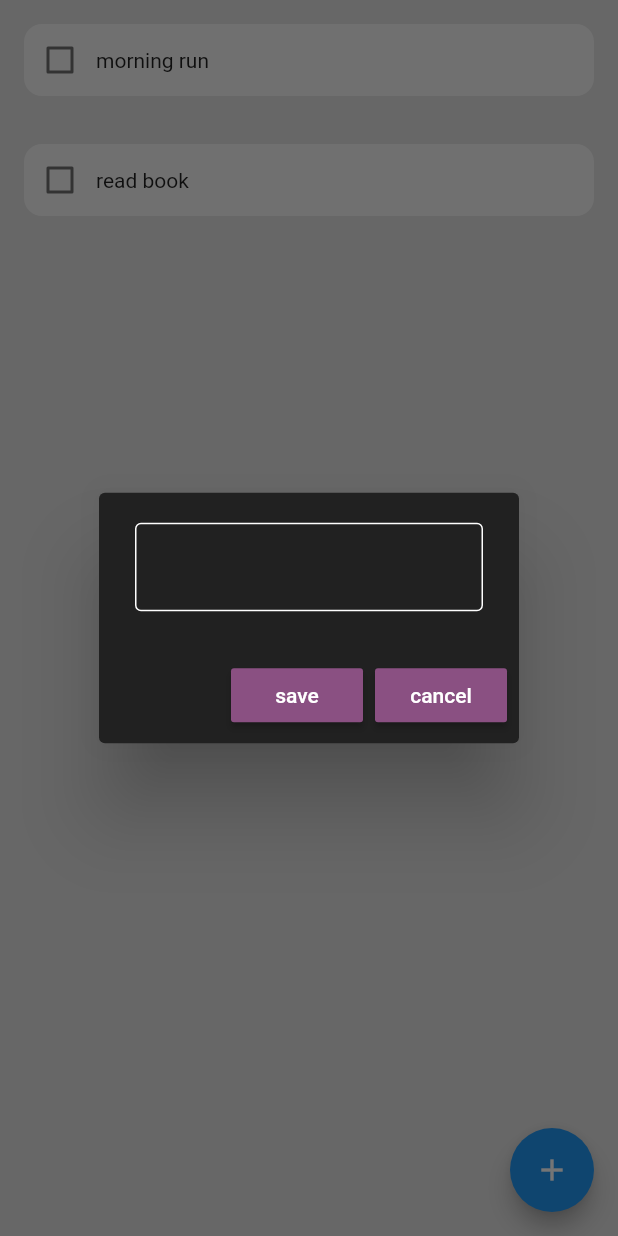
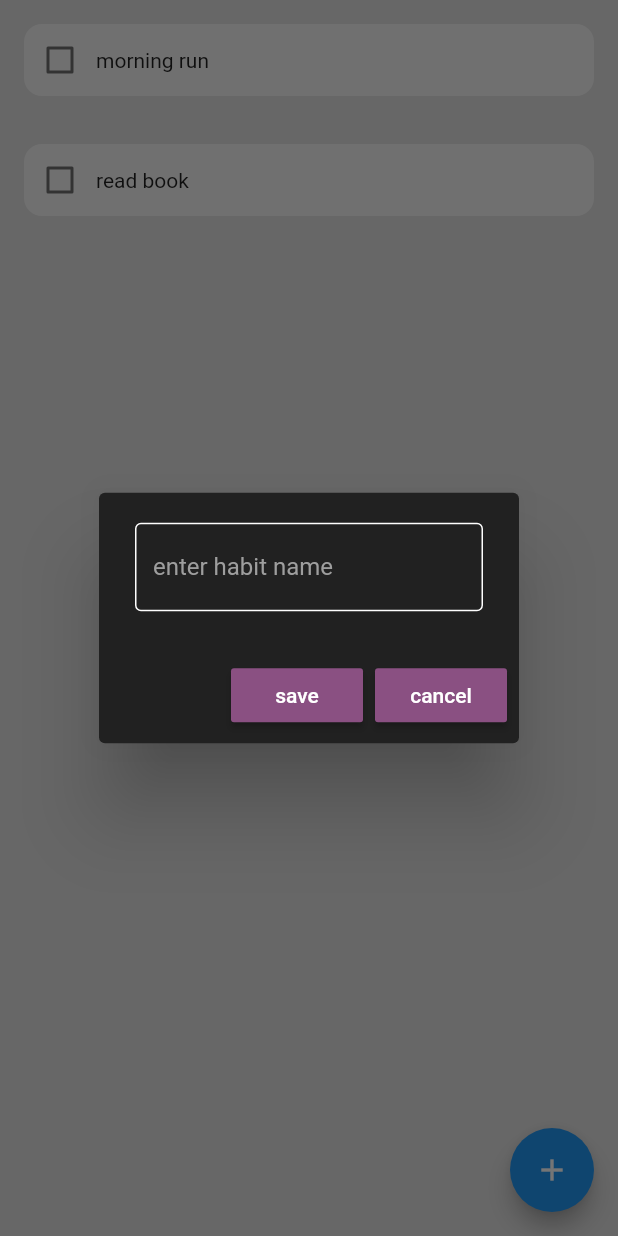
Before and after one commit to begumzengin/flutter-habit-tracker, a Flutter app: the screen it shows after launch, after a tap on the "add" icon, on a phone screen of 412 x 824 dp. Run offline on Flutter 3.47's test engine with Material 2 defaults, Android fonts, the phone set to English and light mode, and no system bars; drawn by our look-alikes of flutter_slidable.

Commit message:
17:15 ui done

```diff
--- a/flutter_habit_tracker/lib/components/my_alert_box.dart
+++ b/flutter_habit_tracker/lib/components/my_alert_box.dart
@@ -3,12 +3,14 @@ import 'package:flutter_habit_tracker/constants.dart';
 
 class MyAlertBox extends StatelessWidget {
   final controller;
+  final String hintText;
   final VoidCallback onSave;
   final VoidCallback onCancel;
 
   const MyAlertBox({
     super.key,
     required this.controller,
+    required this.hintText,
     required this.onSave,
     required this.onCancel,
   });
@@ -19,8 +21,10 @@ class MyAlertBox extends StatelessWidget {
       backgroundColor: Colors.grey[900],
       content: TextField(
         controller: controller,
-        style: const TextStyle(color: Colors.white),
-        decoration: const InputDecoration(
+        style: TextStyle(color: Colors.white),
+        decoration: InputDecoration(
+          hintText: hintText,
+          hintStyle: TextStyle(color: Colors.grey.shade500),
           enabledBorder: OutlineInputBorder(
             borderSide: BorderSide(color: Colors.white),
           ),
```
Also changed, not shown: flutter_habit_tracker/lib/pages/home_page.dart (+18 -2 lines).
